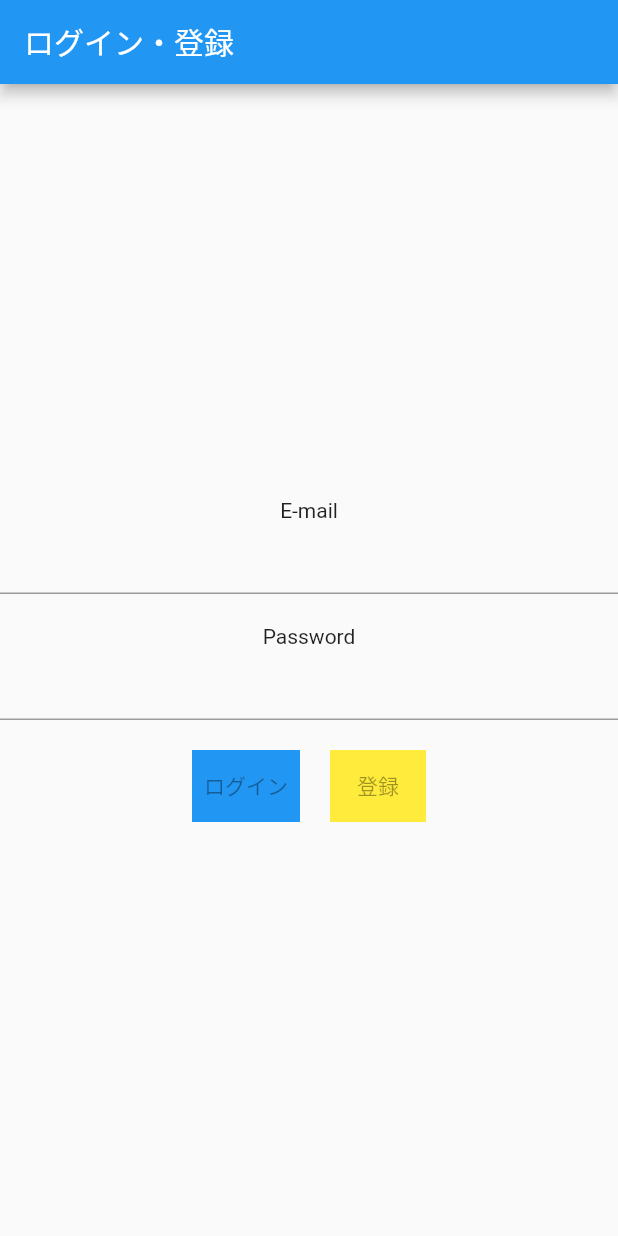
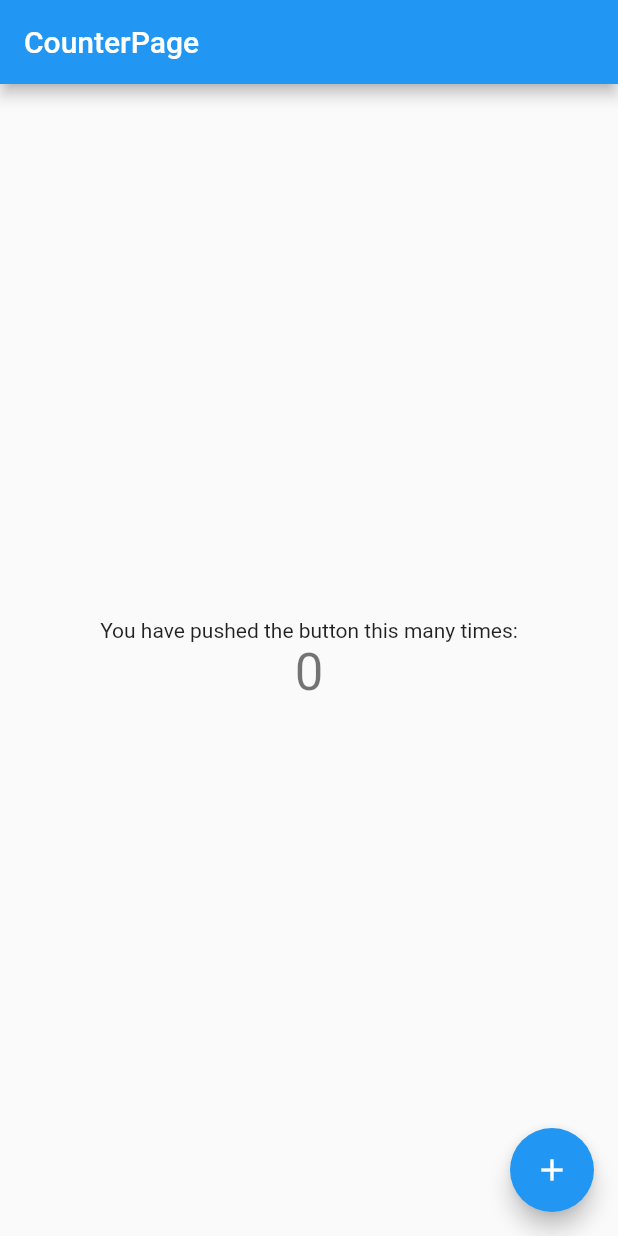
Before and after one commit to Ta23ka98/sample_app, a Flutter app: the screen it shows after launch, on a phone screen of 412 x 824 dp. Run offline on Flutter 3.47's test engine with Material 2 defaults, Android fonts, the phone set to English and light mode, and no system bars.

Commit message:
clean: Renamed MyHomePage into CounterPage
Renamed MyHomePage into CounterPage.

```diff
--- a/lib/main.dart
+++ b/lib/main.dart
@@ -15,21 +15,23 @@ class MyApp extends StatelessWidget {
       theme: ThemeData(
         primarySwatch: Colors.blue,
       ),
-      home: const FirstPage(),
+      home: const CounterPage(
+        title: 'CounterPage',
+      ),
     );
   }
 }
 
-class MyHomePage extends StatefulWidget {
-  const MyHomePage({Key? key, required this.title}) : super(key: key);
+class CounterPage extends StatefulWidget {
+  const CounterPage({Key? key, required this.title}) : super(key: key);
 
   final String title;
 
   @override
-  State<MyHomePage> createState() => _MyHomePageState();
+  State<CounterPage> createState() => _CounterPageState();
 }
 
-class _MyHomePageState extends State<MyHomePage> {
+class _CounterPageState extends State<CounterPage> {
   int _counter = 0;
 
   void _incrementCounter() {
```
